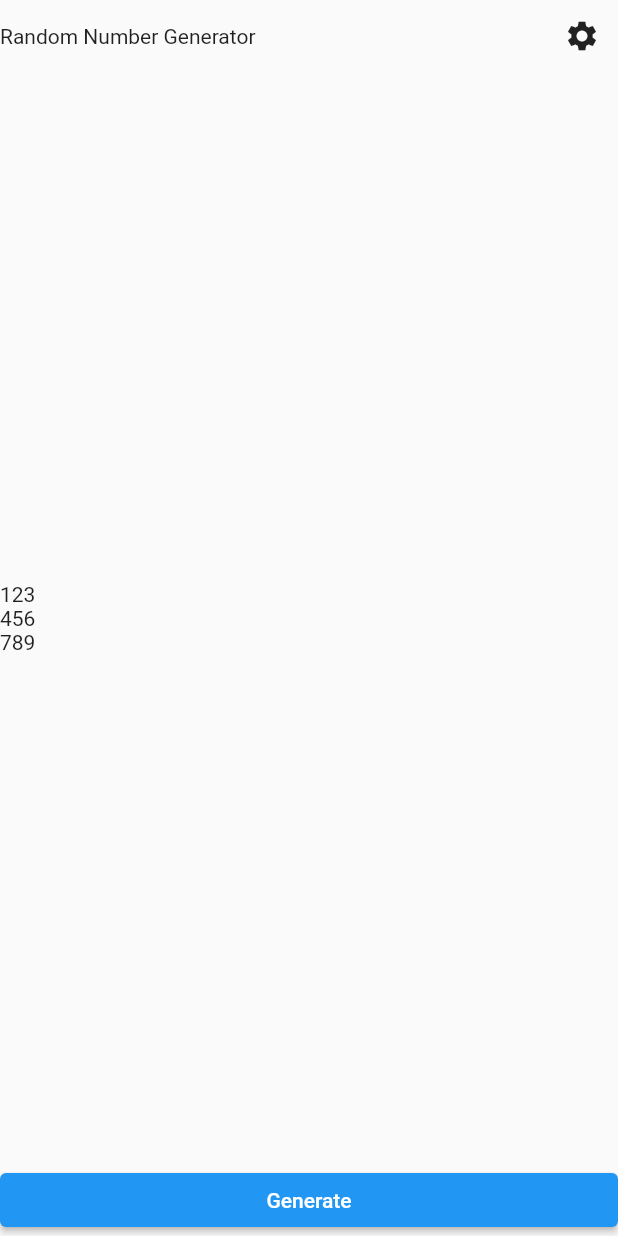
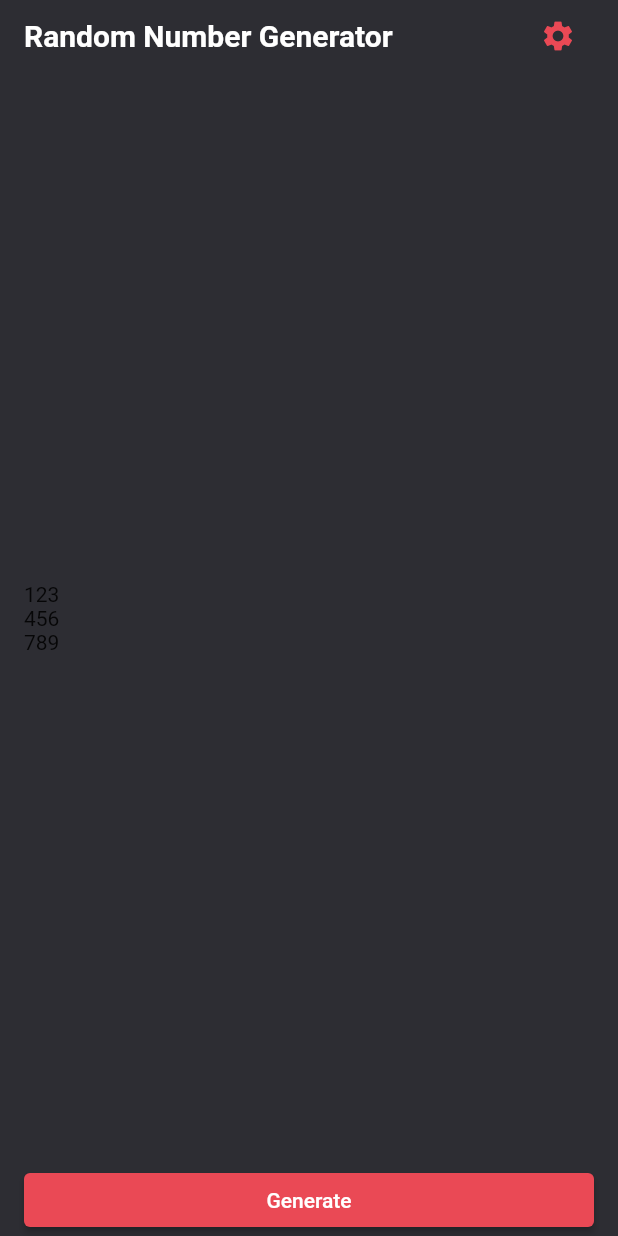
Before and after one commit to geonwoo-jeong/flutter_practice_random_number_generator, a Flutter app: the screen it shows after launch, on a phone screen of 412 x 824 dp. Run offline on Flutter 3.47's test engine with Material 2 defaults, Android fonts, the phone set to English and light mode, and no system bars.

Commit message:
add style

```diff
--- /dev/null
+++ b/lib/constants/colors.dart
@@ -0,0 +1,5 @@
+import 'package:flutter/material.dart';
+
+const Color PRIMARY_COLOR = Color(0xFF2D2D33);
+const Color RED_COLOR = Color(0xFFEA4955);
+const Color BLUE_COLOR = Color(0xFF549FBF);
--- a/lib/screens/home_screen.dart
+++ b/lib/screens/home_screen.dart
@@ -1,4 +1,5 @@
 import 'package:flutter/material.dart';
+import 'package:random_number_generator/constants/colors.dart';
 
 class HomeScreen extends StatefulWidget {
   const HomeScreen({Key? key}) : super(key: key);
@@ -11,34 +12,47 @@ class _HomeScreenState extends State<HomeScreen> {
   @override
   Widget build(BuildContext context) {
     return Scaffold(
+      backgroundColor: PRIMARY_COLOR,
       body: SafeArea(
+        child: Padding(
+          padding: const EdgeInsets.symmetric(horizontal: 16.0),
           child: Column(
             crossAxisAlignment: CrossAxisAlignment.start,
             children: [
               Row(
                 mainAxisAlignment: MainAxisAlignment.spaceBetween,
                 children: [
-                Text('Random Number Generator'),
-                IconButton(onPressed: () {}, icon: Icon(Icons.settings))
+                  const Text(
+                    'Random Number Generator',
+                    style: TextStyle(
+                        color: Colors.white,
+                        fontSize: 20.0,
+                        fontWeight: FontWeight.w700),
+                  ),
+                  IconButton(
+                      onPressed: () {},
+                      icon: Icon(
+                        Icons.settings,
+                        color: RED_COLOR,
+                      ))
                 ],
               ),
-            Expanded(child: Column(
+              Expanded(
+                  child: Column(
                 mainAxisAlignment: MainAxisAlignment.center,
-              children: [
-                Text('123'),
-                Text('456'),
-                Text('789')
-              ],
+                children: [Text('123'), Text('456'), Text('789')],
               )),
               SizedBox(
                 width: double.infinity,
                 child: ElevatedButton(
-                  onPressed: (){},
+                    style: ElevatedButton.styleFrom(primary: RED_COLOR),
+                    onPressed: () {},
                     child: Text('Generate')),
               )
             ],
           ),
         ),
+      ),
     );
   }
 }
```
Lines whose indentation alone changed are shown as unchanged.
